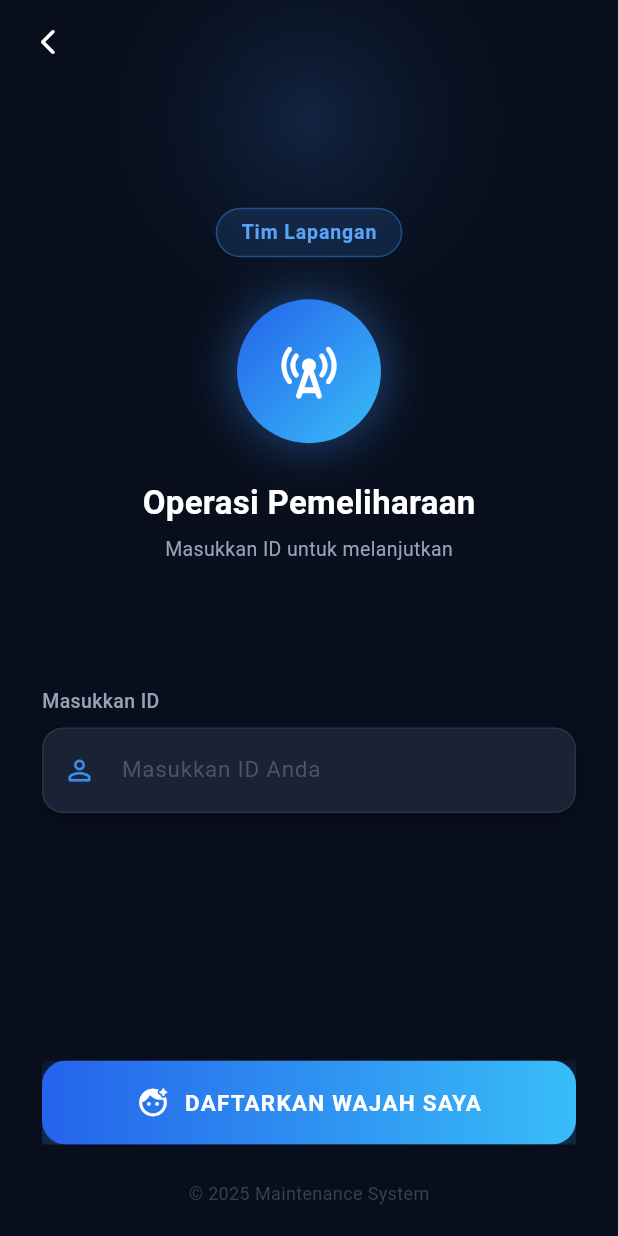
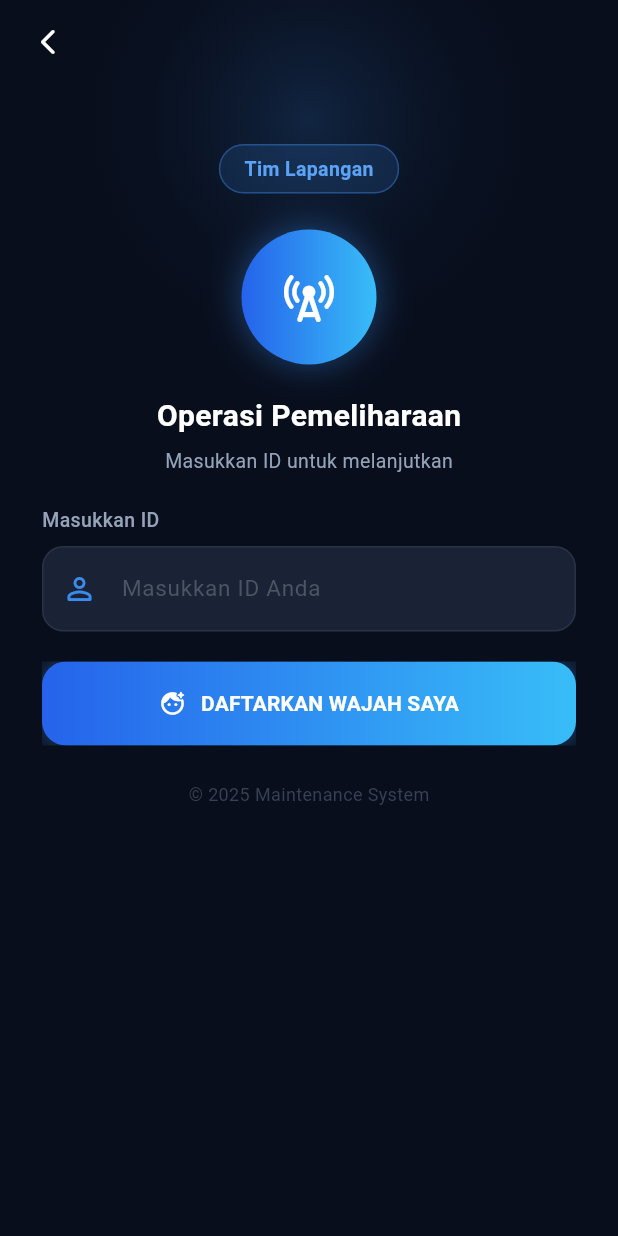
Before and after one commit to muhammadzackynur/pasuuuu, a Flutter app: the screen it shows after launch, after a tap on "Tim Lapangan", on a phone screen of 412 x 824 dp. Run offline on Flutter 3.47's test engine with Material 3 defaults, Android fonts, the phone set to English and light mode, and no system bars; our stand-ins replace camera, file_picker, fl_chart, geolocator, google_generative_ai, image_picker and 1 more.

Commit message:
asafwiufeefb992

```diff
--- a/lib/login_screen.dart
+++ b/lib/login_screen.dart
@@ -55,6 +55,8 @@ class _LoginScreenState extends State<LoginScreen>
       duration: const Duration(milliseconds: 700),
     );
     _fadeAnim = CurvedAnimation(parent: _animController, curve: Curves.easeOut);
+
+    // PERBAIKAN: Mengganti Curves.relativeEaseOut menjadi Curves.easeOut
     _slideAnim = Tween<Offset>(
       begin: const Offset(0, 0.08),
       end: Offset.zero,
@@ -91,8 +93,6 @@ class _LoginScreenState extends State<LoginScreen>
   }
 
   /// Cek apakah user sudah pernah login sebelumnya.
-  /// Jika ada saved ID → langsung tampilkan auto scan (tanpa input ID).
-  /// Kunci: saved_user_id TIDAK dihapus saat logout, hanya saat "Ganti Akun".
   Future<void> _checkSavedLogin() async {
     SharedPreferences prefs = await SharedPreferences.getInstance();
     String? savedId = prefs.getString('saved_user_id_${widget.roleTitle}');
@@ -130,14 +130,13 @@ class _LoginScreenState extends State<LoginScreen>
       );
       var streamedResponse = await request.send();
       var response = await http.Response.fromStream(streamedResponse);
-      if (response.statusCode >= 500) {
-        throw "Terjadi kesalahan di server (500)";
-      }
+
       var data = json.decode(response.body);
       if (data['success'] == true) {
         // Simpan user_id agar login berikutnya langsung auto scan
         SharedPreferences prefs = await SharedPreferences.getInstance();
         await prefs.setString('saved_user_id_${widget.roleTitle}', userId);
+
         if (!mounted) return;
         _showSnack(data['message'], Colors.green);
         _loginLanjutkan(userId);
@@ -155,7 +154,6 @@ class _LoginScreenState extends State<LoginScreen>
   }
 
   /// Auto scan wajah menggunakan saved_user_id yang tersimpan.
-  /// Dipanggil otomatis saat layar login dibuka dan saved ID ditemukan.
   Future<void> _autoScanLogin() async {
     if (!_isCameraInitialized || _cameraController == null) return;
 
@@ -163,6 +161,7 @@ class _LoginScreenState extends State<LoginScreen>
     String? currentSavedId = prefs.getString(
       'saved_user_id_${widget.roleTitle}',
     );
+
     if (currentSavedId == null || currentSavedId.isEmpty) {
       if (mounted) setState(() => _hasSavedId = false);
       return;
@@ -176,7 +175,7 @@ class _LoginScreenState extends State<LoginScreen>
     });
 
     try {
-      // Jeda singkat agar kamera siap
+      // Jeda singkat agar kamera benar-benar siap menangkap frame
       await Future.delayed(const Duration(milliseconds: 1500));
       XFile picture = await _cameraController!.takePicture();
 
@@ -192,11 +191,9 @@ class _LoginScreenState extends State<LoginScreen>
 
       var streamedResponse = await request.send();
       var response = await http.Response.fromStream(streamedResponse);
-      if (response.statusCode >= 500) throw "Internal Server Error";
 
       var data = json.decode(response.body);
       if (data['success'] == true) {
-        // Login berhasil → arahkan ke dashboard
         _routeToDashboard(data);
       } else {
         if (!mounted) return;
@@ -207,7 +204,6 @@ class _LoginScreenState extends State<LoginScreen>
       if (!mounted) return;
       _showSnack("Gagal menghubungi server", Colors.red);
     } finally {
-      // PERBAIKAN: Selalu reset loading & scanning di finally
       if (mounted) {
         setState(() {
           _isLoading = false;
@@ -237,19 +233,26 @@ class _LoginScreenState extends State<LoginScreen>
     }
   }
 
-  /// Hapus saved ID → user harus input ID dan daftar wajah lagi.
-  /// Dipanggil hanya saat user menekan "Ganti Akun".
+  /// FUNGSI GANTI AKUN:
+  /// Menghapus saved ID dari storage dan mengembalikan UI ke menu input ID.
   Future<void> _clearSavedData() async {
+    setState(() => _isLoading = true);
+
     SharedPreferences prefs = await SharedPreferences.getInstance();
+    // 1. Hapus data dari SharedPreferences
     await prefs.remove('saved_user_id_${widget.roleTitle}');
+
+    // Memberikan delay kecil agar transisinya halus
+    await Future.delayed(const Duration(milliseconds: 500));
+
     if (!mounted) return;
     setState(() {
-      _hasSavedId = false;
-      _savedUserId = '';
-      _idController.clear();
-      _isRegisteringFace = false;
-      _isAutoScanning = false;
-      _isLoading = false;
+      _hasSavedId = false; // Kembali ke tampilan _buildMainBody()
+      _savedUserId = ''; // Reset variabel ID
+      _idController.clear(); // Bersihkan text field
+      _isRegisteringFace = false; // Pastikan tidak dalam mode kamera jepret
+      _isAutoScanning = false; // Matikan status scanning
+      _isLoading = false; // Selesai loading
     });
   }
 
@@ -302,16 +305,13 @@ class _LoginScreenState extends State<LoginScreen>
     super.dispose();
   }
 
-  // =========================================================================
-  // BUILD
-  // =========================================================================
   @override
   Widget build(BuildContext context) {
     return Scaffold(
       backgroundColor: _bgDeep,
       body: Stack(
         children: [
-          // ── Background radial glow ────────────────────────────────────
+          // Background radial glow
           Positioned(
             top: -100,
             left: MediaQuery.of(context).size.width / 2 - 180,
@@ -327,7 +327,7 @@ class _LoginScreenState extends State<LoginScreen>
             ),
           ),
 
-          // ── Hidden camera untuk auto scan ─────────────────────────────
+          // Hidden camera untuk auto scan (selalu siap di background jika ada saved ID)
           if (_isCameraInitialized && !_isRegisteringFace)
             Offstage(
               offstage: true,
@@ -345,7 +345,7 @@ class _LoginScreenState extends State<LoginScreen>
                 position: _slideAnim,
                 child: Column(
                   children: [
-                    // ── AppBar row ───────────────────────────────────
+                    // AppBar row
                     Padding(
                       padding: const EdgeInsets.symmetric(
                         horizontal: 8,
@@ -382,16 +382,20 @@ class _LoginScreenState extends State<LoginScreen>
     );
   }
 
-  // ── MAIN BODY (input ID + daftar wajah — hanya untuk user baru) ──────────
+  // ── MAIN BODY (Input ID) ───────────────────────────────────────────────────
+  // ======================= PERUBAHAN HANYA DI _buildMainBody =======================
+
   Widget _buildMainBody() {
     return Padding(
       padding: const EdgeInsets.symmetric(horizontal: 28),
       child: Column(
+        crossAxisAlignment: CrossAxisAlignment.start,
         children: [
-          const Spacer(flex: 1),
+          const SizedBox(height: 40),
 
           // Role chip
-          Container(
+          Center(
+            child: Container(
               padding: const EdgeInsets.symmetric(horizontal: 16, vertical: 6),
               decoration: BoxDecoration(
                 color: _accent.withOpacity(0.15),
@@ -404,60 +408,62 @@ class _LoginScreenState extends State<LoginScreen>
                   color: _accentGlow,
                   fontSize: 13,
                   fontWeight: FontWeight.w600,
-                letterSpacing: 0.6,
                 ),
               ),
             ),
-          const SizedBox(height: 28),
+          ),
 
-          // Icon circle
-          Container(
-            width: 96,
-            height: 96,
+          const SizedBox(height: 24),
+
+          // Icon
+          Center(
+            child: Container(
+              width: 90,
+              height: 90,
               decoration: BoxDecoration(
                 shape: BoxShape.circle,
                 gradient: const LinearGradient(
                   colors: [Color(0xFF2563EB), Color(0xFF38BDF8)],
-                begin: Alignment.topLeft,
-                end: Alignment.bottomRight,
                 ),
                 boxShadow: [
-                BoxShadow(
-                  color: _accent.withOpacity(0.45),
-                  blurRadius: 28,
-                  spreadRadius: 2,
-                ),
+                  BoxShadow(color: _accent.withOpacity(0.45), blurRadius: 20),
                 ],
               ),
               child: const Icon(
                 Icons.cell_tower_rounded,
                 color: Colors.white,
-              size: 44,
+                size: 40,
               ),
             ),
-          const SizedBox(height: 24),
+          ),
 
-          const Text(
+          const SizedBox(height: 20),
+
+          // Title
+          const Center(
+            child: Text(
               'Operasi Pemeliharaan',
               style: TextStyle(
                 color: _textPrimary,
-              fontSize: 22,
+                fontSize: 20,
                 fontWeight: FontWeight.w700,
-              letterSpacing: 0.2,
               ),
             ),
+          ),
+
           const SizedBox(height: 6),
-          const Text(
+
+          const Center(
+            child: Text(
               'Masukkan ID untuk melanjutkan',
               style: TextStyle(color: _textSecondary, fontSize: 13),
             ),
+          ),
 
-          const Spacer(flex: 1),
+          const SizedBox(height: 20),
 
-          // ── ID Field ────────────────────────────────────────────────
-          Align(
-            alignment: Alignment.centerLeft,
-            child: Text(
+          // Label
+          const Text(
             'Masukkan ID',
             style: TextStyle(
               color: _textSecondary,
@@ -465,20 +471,15 @@ class _LoginScreenState extends State<LoginScreen>
               fontWeight: FontWeight.w500,
             ),
           ),
-          ),
+
           const SizedBox(height: 8),
+
+          // Input
           Container(
             decoration: BoxDecoration(
               color: _fieldBg,
               borderRadius: BorderRadius.circular(14),
               border: Border.all(color: Colors.white.withOpacity(0.07)),
-              boxShadow: [
-                BoxShadow(
-                  color: Colors.black.withOpacity(0.25),
-                  blurRadius: 8,
-                  offset: const Offset(0, 3),
-                ),
-              ],
             ),
             child: TextField(
               controller: _idController,
@@ -486,11 +487,10 @@ class _LoginScreenState extends State<LoginScreen>
               cursorColor: _accentGlow,
               decoration: const InputDecoration(
                 hintText: 'Masukkan ID Anda',
-                hintStyle: TextStyle(color: Color(0xFF4B5563), fontSize: 15),
+                hintStyle: TextStyle(color: Color(0xFF4B5563)),
                 prefixIcon: Icon(
                   Icons.person_outline_rounded,
                   color: Color(0xFF3B8BEB),
-                  size: 22,
                 ),
                 border: InputBorder.none,
                 contentPadding: EdgeInsets.symmetric(
@@ -501,15 +501,21 @@ class _LoginScreenState extends State<LoginScreen>
             ),
           ),
 
-          const Spacer(flex: 2),
+          const SizedBox(height: 20),
 
-          // ── Primary button ──────────────────────────────────────────
+          // Button (lebih dekat ke input)
           SizedBox(
             width: double.infinity,
             height: 56,
             child: ElevatedButton(
               onPressed: () {
-                if (_idController.text.trim().isEmpty) return;
+                if (_idController.text.trim().isEmpty) {
+                  _showSnack(
+                    "Silakan masukkan ID terlebih dahulu",
+                    Colors.orange,
+                  );
+                  return;
+                }
                 setState(() => _isRegisteringFace = true);
               },
               style: ElevatedButton.styleFrom(
@@ -524,36 +530,26 @@ class _LoginScreenState extends State<LoginScreen>
                 decoration: BoxDecoration(
                   gradient: const LinearGradient(
                     colors: [Color(0xFF2563EB), Color(0xFF38BDF8)],
-                    begin: Alignment.centerLeft,
-                    end: Alignment.centerRight,
                   ),
                   borderRadius: BorderRadius.circular(16),
                   boxShadow: [
-                    BoxShadow(
-                      color: _accent.withOpacity(0.5),
-                      blurRadius: 20,
-                      offset: const Offset(0, 6),
-                    ),
+                    BoxShadow(color: _accent.withOpacity(0.5), blurRadius: 16),
                   ],
                 ),
-                child: Container(
-                  alignment: Alignment.center,
+                child: const Center(
                   child: Row(
                     mainAxisSize: MainAxisSize.min,
-                    children: const [
+                    children: [
                       Icon(
                         Icons.face_retouching_natural_rounded,
                         color: Colors.white,
-                        size: 22,
                       ),
                       SizedBox(width: 10),
                       Text(
                         'DAFTARKAN WAJAH SAYA',
                         style: TextStyle(
                           color: Colors.white,
-                          fontSize: 15,
-                          fontWeight: FontWeight.w700,
-                          letterSpacing: 0.8,
+                          fontWeight: FontWeight.bold,
                         ),
                       ),
                     ],
@@ -564,17 +560,19 @@ class _LoginScreenState extends State<LoginScreen>
           ),
 
           const SizedBox(height: 24),
-          const Text(
+
+          const Center(
+            child: Text(
               '© 2025 Maintenance System',
               style: TextStyle(color: Color(0xFF374151), fontSize: 12),
             ),
-          const SizedBox(height: 20),
+          ),
         ],
       ),
     );
   }
 
-  // ── REGISTER FACE BODY ────────────────────────────────────────────────────
+  // ── REGISTER FACE BODY (Kamera Aktif untuk Jepret) ──────────────────────────
   Widget _buildRegisterFaceBody() {
     return Padding(
       padding: const EdgeInsets.symmetric(horizontal: 28),
@@ -590,8 +588,6 @@ class _LoginScreenState extends State<LoginScreen>
             ),
           ),
           const SizedBox(height: 24),
-
-          // Camera circle
           Container(
             width: 260,
             height: 260,
@@ -614,7 +610,6 @@ class _LoginScreenState extends State<LoginScreen>
             ),
           ),
           const Spacer(),
-
           SizedBox(
             width: double.infinity,
             height: 56,
@@ -636,7 +631,6 @@ class _LoginScreenState extends State<LoginScreen>
                   color: Colors.white,
                   fontWeight: FontWeight.bold,
                   fontSize: 15,
-                  letterSpacing: 0.6,
                 ),
               ),
               style: ElevatedButton.styleFrom(
@@ -644,7 +638,6 @@ class _LoginScreenState extends State<LoginScreen>
                 shape: RoundedRectangleBorder(
                   borderRadius: BorderRadius.circular(16),
                 ),
-                elevation: 0,
               ),
             ),
           ),
@@ -662,17 +655,13 @@ class _LoginScreenState extends State<LoginScreen>
     );
   }
 
-  // ── AUTO SCAN BODY ────────────────────────────────────────────────────────
-  // Ditampilkan saat ada saved_user_id (user sudah pernah login).
-  // Langsung scan wajah tanpa perlu input ID lagi.
+  // ── AUTO SCAN BODY (Tampilan Identifikasi Wajah Otomatis) ───────────────────
   Widget _buildAutoScanBody() {
     return Padding(
       padding: const EdgeInsets.symmetric(horizontal: 28),
       child: Column(
         children: [
           const Spacer(flex: 1),
-
-          // Role chip
           Container(
             padding: const EdgeInsets.symmetric(horizontal: 16, vertical: 6),
             decoration: BoxDecoration(
@@ -686,17 +675,13 @@ class _LoginScreenState extends State<LoginScreen>
                 color: _accentGlow,
                 fontSize: 13,
                 fontWeight: FontWeight.w600,
-                letterSpacing: 0.6,
               ),
             ),
           ),
           const SizedBox(height: 32),
-
-          // Face icon dengan animated ring
           Stack(
             alignment: Alignment.center,
             children: [
-              // Outer glow ring
               AnimatedContainer(
                 duration: const Duration(milliseconds: 400),
                 width: 140,
@@ -711,7 +696,6 @@ class _LoginScreenState extends State<LoginScreen>
                   ),
                 ),
               ),
-              // Inner circle
               AnimatedContainer(
                 duration: const Duration(milliseconds: 400),
                 width: 120,
@@ -749,7 +733,6 @@ class _LoginScreenState extends State<LoginScreen>
             ],
           ),
           const SizedBox(height: 32),
-
           Text(
             'User ID : $_savedUserId',
             style: const TextStyle(
@@ -759,8 +742,6 @@ class _LoginScreenState extends State<LoginScreen>
             ),
           ),
           const SizedBox(height: 12),
-
-          // Status scanning atau gagal
           AnimatedSwitcher(
             duration: const Duration(milliseconds: 300),
             child: _isAutoScanning
@@ -796,8 +777,6 @@ class _LoginScreenState extends State<LoginScreen>
                         style: TextStyle(color: Colors.redAccent, fontSize: 15),
                       ),
                       const SizedBox(height: 28),
-
-                      // ── Tombol Coba Scan Lagi ──────────────────────
                       SizedBox(
                         width: double.infinity,
                         height: 54,
@@ -815,8 +794,6 @@ class _LoginScreenState extends State<LoginScreen>
                             decoration: BoxDecoration(
                               gradient: const LinearGradient(
                                 colors: [Color(0xFF2563EB), Color(0xFF38BDF8)],
-                                begin: Alignment.centerLeft,
-                                end: Alignment.centerRight,
                               ),
                               borderRadius: BorderRadius.circular(16),
                               boxShadow: [
@@ -853,7 +830,6 @@ class _LoginScreenState extends State<LoginScreen>
                                             color: Colors.white,
                                             fontWeight: FontWeight.bold,
                                             fontSize: 15,
-                                            letterSpacing: 0.6,
                                           ),
                                         ),
                                       ],
@@ -865,14 +841,10 @@ class _LoginScreenState extends State<LoginScreen>
                     ],
                   ),
           ),
-
           const Spacer(flex: 2),
-
-          // ── Ganti Akun ────────────────────────────────────────────
-          // Hanya "Ganti Akun" yang menghapus saved_user_id.
-          // Logout TIDAK menghapus saved_user_id.
+          // TOMBOL GANTI AKUN
           TextButton(
-            onPressed: _isLoading ? null : _clearSavedData,
+            onPressed: _clearSavedData,
             child: const Text(
               'Ganti Akun',
               style: TextStyle(
```
Lines whose indentation alone changed are shown as unchanged.
